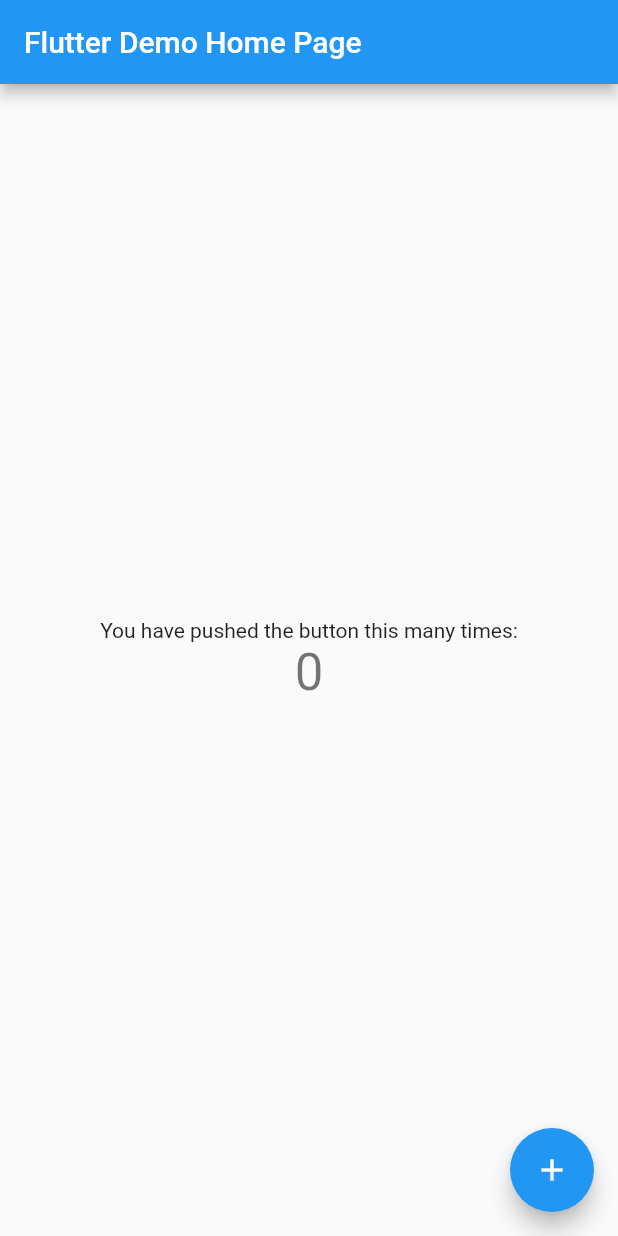
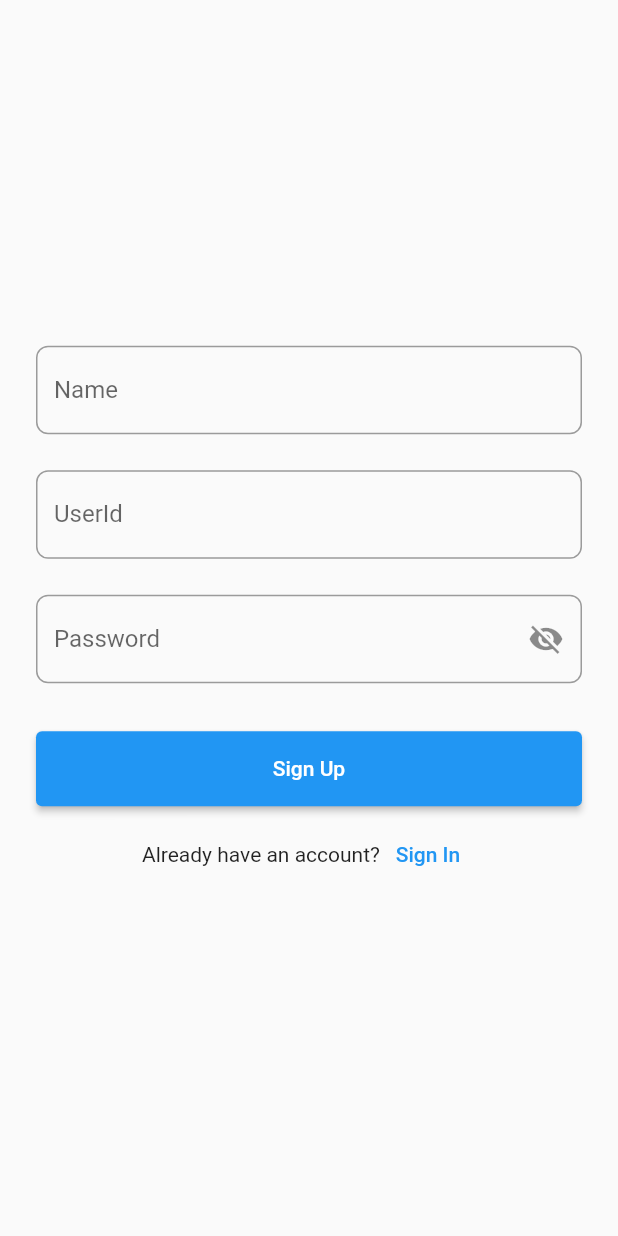
Before and after one commit to bornakpaul/ChatU, a Flutter app: the screen it shows after launch, on a phone screen of 412 x 824 dp. Run offline on Flutter 3.47's test engine with Material 2 defaults, Android fonts, the phone set to English and light mode, and no system bars.

Commit message:
ui created

```diff
--- a/lib/main.dart
+++ b/lib/main.dart
@@ -1,3 +1,5 @@
+import 'package:chat_u/ui/signin_screen.dart';
+import 'package:chat_u/ui/signup_screen.dart';
 import 'package:flutter/material.dart';
 
 void main() {
@@ -9,58 +11,12 @@
   @override
   Widget build(BuildContext context) {
     return MaterialApp(
+      debugShowCheckedModeBanner: false,
       title: 'ChatU',
       theme: ThemeData(
         primarySwatch: Colors.blue,
       ),
-      home: const MyHomePage(title: 'Flutter Demo Home Page'),
+      home: const SignUpScreen(),
     );
   }
 }
-
-class MyHomePage extends StatefulWidget {
-  const MyHomePage({super.key, required this.title});
-
-  final String title;
-
-  @override
-  State<MyHomePage> createState() => _MyHomePageState();
-}
-
-class _MyHomePageState extends State<MyHomePage> {
-  int _counter = 0;
-
-  void _incrementCounter() {
-    setState(() {
-      _counter++;
-    });
-  }
-
-  @override
-  Widget build(BuildContext context) {
-    return Scaffold(
-      appBar: AppBar(
-        title: Text(widget.title),
-      ),
-      body: Center(
-        child: Column(
-          mainAxisAlignment: MainAxisAlignment.center,
-          children: <Widget>[
-            const Text(
-              'You have pushed the button this many times:',
-            ),
-            Text(
-              '$_counter',
-              style: Theme.of(context).textTheme.headline4,
-            ),
-          ],
-        ),
-      ),
-      floatingActionButton: FloatingActionButton(
-        onPressed: _incrementCounter,
-        tooltip: 'Increment',
-        child: const Icon(Icons.add),
-      ),
-    );
-  }
-}
--- /dev/null
+++ b/lib/ui/signup_screen.dart
@@ -0,0 +1,133 @@
+import 'package:chat_u/ui/signin_screen.dart';
+import 'package:flutter/material.dart';
+
+class SignUpScreen extends StatefulWidget {
+  const SignUpScreen({Key? key}) : super(key: key);
+
+  @override
+  State<SignUpScreen> createState() => _SignUpScreenState();
+}
+
+class _SignUpScreenState extends State<SignUpScreen> {
+  final _formKey = GlobalKey<FormState>();
+  final _nameController = TextEditingController();
+  final _emailController = TextEditingController();
+  final _passwordController = TextEditingController();
+  bool _obscureText = true;
+
+  @override
+  Widget build(BuildContext context) {
+    return Scaffold(
+      body: Padding(
+        padding: const EdgeInsets.all(24),
+        child: Form(
+          key: _formKey,
+          child: Column(
+            mainAxisAlignment: MainAxisAlignment.center,
+            children: [
+              TextFormField(
+                controller: _nameController,
+                decoration: InputDecoration(
+                  labelText: "Name",
+                  hintText: "John Doe",
+                  border: OutlineInputBorder(
+                    borderRadius: BorderRadius.circular(8),
+                  ),
+                ),
+                validator: (value) {
+                  if (value == null || value.isEmpty) {
+                    return 'Please enter your name';
+                  }
+                  return null;
+                },
+              ),
+              const SizedBox(
+                height: 24,
+              ),
+              TextFormField(
+                controller: _emailController,
+                decoration: InputDecoration(
+                  labelText: "UserId",
+                  hintText: "jhondoe@gmail.com",
+                  border: OutlineInputBorder(
+                    borderRadius: BorderRadius.circular(8),
+                  ),
+                ),
+                validator: (value) {
+                  if (value == null || value.isEmpty) {
+                    return 'Please enter you email id';
+                  }
+                  return null;
+                },
+              ),
+              const SizedBox(
+                height: 24,
+              ),
+              TextFormField(
+                controller: _passwordController,
+                decoration: InputDecoration(
+                    labelText: "Password",
+                    border: OutlineInputBorder(
+                      borderRadius: BorderRadius.circular(8),
+                    ),
+                    suffixIcon: IconButton(
+                      onPressed: () {
+                        setState(() {
+                          _obscureText = !_obscureText;
+                        });
+                      },
+                      icon: Icon(
+                        _obscureText ? Icons.visibility_off : Icons.visibility,
+                      ),
+                    )),
+                obscureText: _obscureText,
+                validator: (value) {
+                  if (value == null || value.isEmpty) {
+                    return 'Please enter a password';
+                  }
+                  return null;
+                },
+              ),
+              const SizedBox(
+                height: 32,
+              ),
+              ElevatedButton(
+                onPressed: () {
+                  if (_formKey.currentState!.validate()) {
+                    ScaffoldMessenger.of(context).showSnackBar(const SnackBar(
+                      content: Text("Successful"),
+                    ));
+                  }
+                },
+                style: const ButtonStyle(
+                  minimumSize: MaterialStatePropertyAll(
+                    Size(double.infinity, 50),
+                  ),
+                ),
+                child: const Text("Sign Up"),
+              ),
+              const SizedBox(
+                height: 8,
+              ),
+              Row(
+                mainAxisAlignment: MainAxisAlignment.center,
+                children: [
+                  const Text("Already have an account?"),
+                  TextButton(
+                    onPressed: () {
+                      Navigator.push(
+                          context,
+                          MaterialPageRoute(
+                              builder: (context) => const SignInScreen()));
+                    },
+                    child: const Text("Sign In"),
+                  ),
+                ],
+              ),
+            ],
+          ),
+        ),
+      ),
+    );
+  }
+}
```
Also changed, not shown: lib/ui/signin_screen.dart (added, +113 -0 lines), 1 other file.
